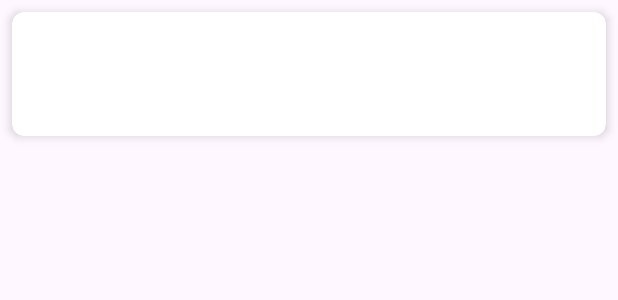
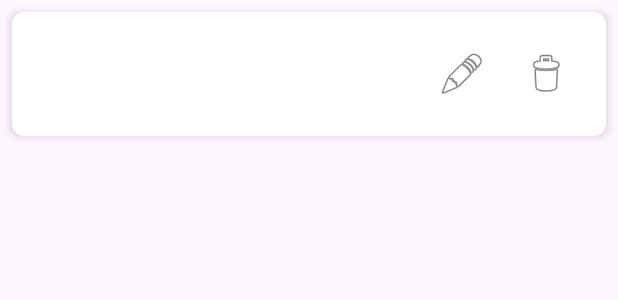
Before and after one commit to CS5520-Fall-2024-Shivakumar/cs5520-spring2025-individual-assignments-RingoTC, an Android app: the layout item_contact.xml on its own in the app's theme, with its tools: preview values and no code run, on a phone screen of 412 x 824 dp. Shown: the top 300 px of the screen. Run offline under Robolectric (Android 15) with nearby library versions, the phone set to English and light mode, and no system bars.

Commit message:
feat: edit and delete contact

```diff
--- a/app/src/main/res/layout/item_contact.xml
+++ b/app/src/main/res/layout/item_contact.xml
@@ -11,8 +11,14 @@
     <LinearLayout
         android:layout_width="match_parent"
         android:layout_height="wrap_content"
-        android:orientation="vertical"
+        android:orientation="horizontal"
         android:padding="16dp">
+
+        <LinearLayout
+            android:layout_width="0dp"
+            android:layout_height="wrap_content"
+            android:layout_weight="1"
+            android:orientation="vertical">
 
             <TextView
                 android:id="@+id/contact_name"
@@ -28,4 +34,27 @@
                 android:layout_marginTop="4dp"
                 android:textSize="16sp"/>
         </LinearLayout>
+
+        <ImageButton
+            android:id="@+id/btn_edit"
+            android:layout_width="wrap_content"
+            android:layout_height="wrap_content"
+            android:layout_gravity="center_vertical"
+            android:layout_marginEnd="8dp"
+            android:background="?attr/selectableItemBackgroundBorderless"
+            android:padding="8dp"
+            android:src="@android:drawable/ic_menu_edit"
+            android:contentDescription="Edit contact"/>
+
+        <ImageButton
+            android:id="@+id/btn_delete"
+            android:layout_width="wrap_content"
+            android:layout_height="wrap_content"
+            android:layout_gravity="center_vertical"
+            android:background="?attr/selectableItemBackgroundBorderless"
+            android:padding="8dp"
+            android:src="@android:drawable/ic_menu_delete"
+            android:contentDescription="Delete contact"/>
+
+    </LinearLayout>
 </androidx.cardview.widget.CardView>
```
Also changed, not shown: app/src/main/java/com/example/hanliao_cs5520_android/ContactAdapter.java (+33 -0 lines), app/src/main/java/com/example/hanliao_cs5520_android/ContactCollectorActivity.java (+72 -5 lines). Lines whose indentation alone changed are shown as unchanged.
